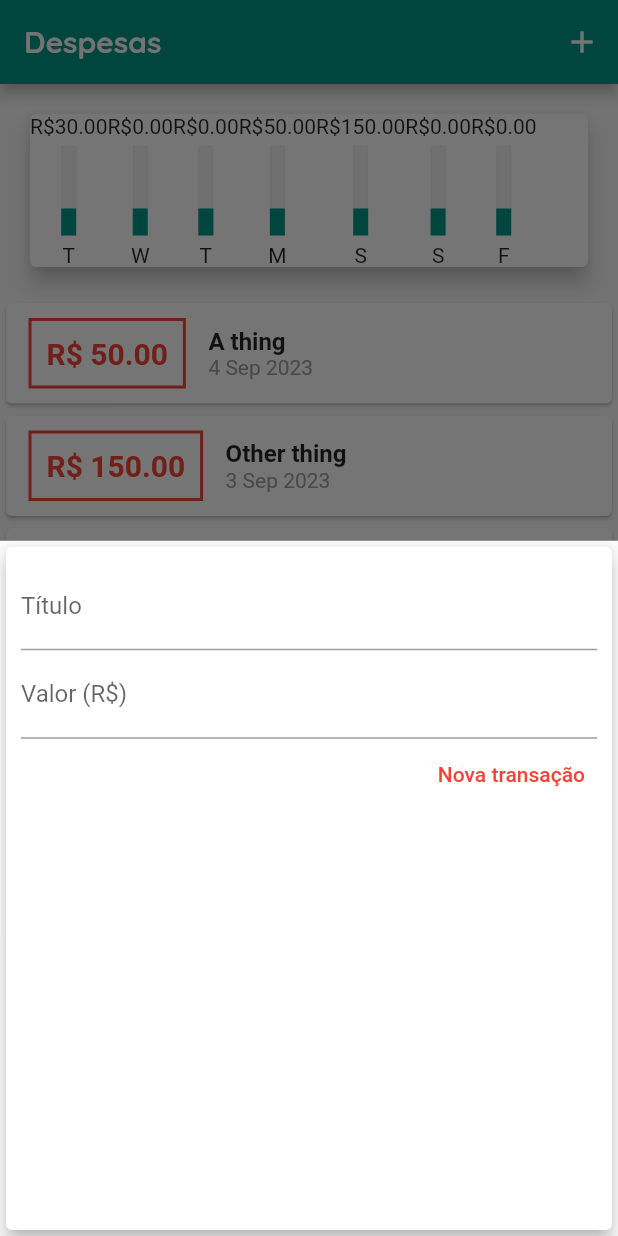
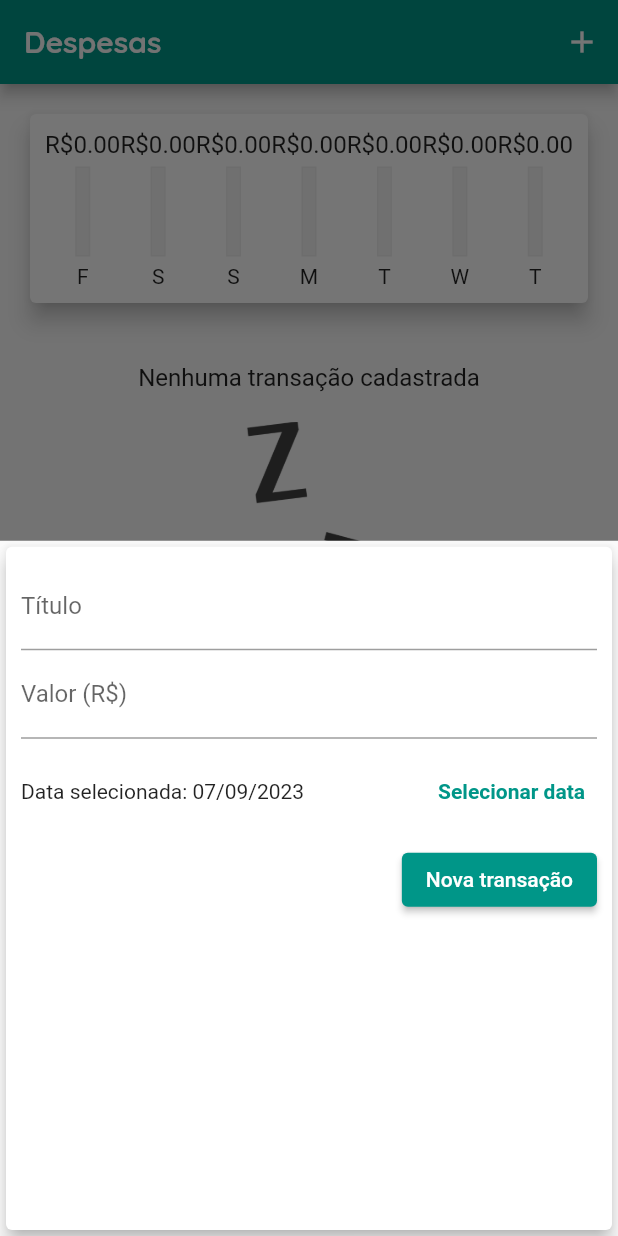
Before and after one commit to thalitagq/flutter_expenses_app, a Flutter app: the screen it shows after launch, after a tap on the "add" icon, on a phone screen of 412 x 824 dp. Run offline on Flutter 3.47's test engine with Material 2 defaults, Android fonts, the phone set to English and light mode, and no system bars; missing offline and left inert: dart:js_util.

Commit message:
finish app

```diff
--- a/lib/components/chart.dart
+++ b/lib/components/chart.dart
@@ -1,8 +1,6 @@
 import 'dart:js_util';
 
 import 'package:flutter/material.dart';
-import 'package:flutter/src/widgets/framework.dart';
-import 'package:flutter/src/widgets/placeholder.dart';
 import 'package:helloworld/components/chart_bar.dart';
 import 'package:helloworld/transaction.dart';
 import 'package:intl/intl.dart';
@@ -29,6 +27,12 @@ class Chart extends StatelessWidget {
       }
 
       return {'day': DateFormat.E().format(weekDay)[0], 'value': totalSum};
+    }).reversed.toList();
+  }
+
+  double get _weekTotalValue {
+    return groupedTransactions.fold(0.0, (accumulator, currentElement) {
+      return accumulator + (currentElement['value'] as double);
     });
   }
 
@@ -36,14 +40,23 @@ class Chart extends StatelessWidget {
   Widget build(BuildContext context) {
     return Card(
       elevation: 6,
-      margin: EdgeInsets.all(20),
-      child: Row(
-          children: groupedTransactions.map((transaction) {
-        return ChartBar(
-            label: transaction['day'] as String,
-            percentage: 0.3,
-            value: transaction['value'] as double);
-      }).toList()),
+      margin: const EdgeInsets.all(20),
+      child: Padding(
+        padding: const EdgeInsets.all(10),
+        child: Row(
+            mainAxisAlignment: MainAxisAlignment.spaceAround,
+            children: groupedTransactions.map((transaction) {
+              return Flexible(
+                fit: FlexFit.tight,
+                child: ChartBar(
+                    label: transaction['day'] as String,
+                    percentage: _weekTotalValue == 0
+                        ? 0.0
+                        : (transaction['value'] as double) / _weekTotalValue,
+                    value: transaction['value'] as double),
+              );
+            }).toList()),
+      ),
     );
   }
 }
--- a/lib/components/chart_bar.dart
+++ b/lib/components/chart_bar.dart
@@ -14,7 +14,9 @@ class ChartBar extends StatelessWidget {
   Widget build(BuildContext context) {
     return Column(
       children: [
-        Text('R\$${value.toStringAsFixed(2)}'),
+        SizedBox(
+            height: 20,
+            child: FittedBox(child: Text('R\$${value.toStringAsFixed(2)}'))),
         const SizedBox(height: 5),
         SizedBox(
           height: 60,
--- a/lib/components/transaction_form.dart
+++ b/lib/components/transaction_form.dart
@@ -1,9 +1,8 @@
 import 'package:flutter/material.dart';
-import 'package:flutter/src/widgets/framework.dart';
-import 'package:flutter/src/widgets/placeholder.dart';
+import 'package:intl/intl.dart';
 
 class TransactionForm extends StatefulWidget {
-  final void Function(String, double) onSubmit;
+  final void Function(String, double, DateTime) onSubmit;
 
   // ignore: use_key_in_widget_constructors
   const TransactionForm(this.onSubmit);
@@ -13,19 +12,35 @@ class TransactionForm extends StatefulWidget {
 }
 
 class _TransactionFormState extends State<TransactionForm> {
-  final titleController = TextEditingController();
-
-  final valueController = TextEditingController();
+  final _titleController = TextEditingController();
+  final _valueController = TextEditingController();
+  DateTime _selectedDate = DateTime.now();
 
   _submitForm() {
-    final title = titleController.text;
-    final value = double.tryParse(valueController.text) ?? 0.0;
+    final title = _titleController.text;
+    final value = double.tryParse(_valueController.text) ?? 0.0;
 
-    if (title.isEmpty || value <= 0) {
+    if (title.isEmpty || value <= 0 || _selectedDate == null) {
       return;
     }
 
-    widget.onSubmit(title, value);
+    widget.onSubmit(title, value, _selectedDate);
+  }
+
+  _showDatePicker() {
+    showDatePicker(
+            context: context,
+            initialDate: DateTime.now(),
+            firstDate: DateTime(2019),
+            lastDate: DateTime.now())
+        .then((pickedDate) {
+      if (pickedDate == null) {
+        return;
+      }
+      setState(() {
+        _selectedDate = pickedDate;
+      });
+    });
   }
 
   @override
@@ -36,26 +51,48 @@ class _TransactionFormState extends State<TransactionForm> {
         padding: const EdgeInsets.all(10),
         child: Column(children: [
           TextField(
-            controller: titleController,
+            controller: _titleController,
             decoration: const InputDecoration(labelText: "Título"),
             onSubmitted: (_) => _submitForm(),
           ),
           TextField(
-            controller: valueController,
+            controller: _valueController,
             keyboardType: const TextInputType.numberWithOptions(decimal: true),
             decoration: const InputDecoration(labelText: "Valor (R\$)"),
             onSubmitted: (_) => _submitForm(),
           ),
+          Container(
+            height: 70,
+            child: Row(
+              children: [
+                Expanded(
+                  child: Text(_selectedDate == null
+                      ? ('Nenhuma data selecionada')
+                      : 'Data selecionada: ${DateFormat('dd/MM/y').format(_selectedDate)}'),
+                ),
+                TextButton(
+                    onPressed: _showDatePicker,
+                    child: Text(
+                      'Selecionar data',
+                      style: TextStyle(
+                          fontWeight: FontWeight.bold,
+                          color: Theme.of(context).colorScheme.primary),
+                    ))
+              ],
+            ),
+          ),
           Row(
             mainAxisAlignment: MainAxisAlignment.end,
             children: [
-              TextButton(
+              ElevatedButton(
                   onPressed: _submitForm,
+                  style: ButtonStyle(
+                      backgroundColor: MaterialStateProperty.all(
+                          Theme.of(context).colorScheme.primary)),
                   child: const Text(
                     'Nova transação',
-                    style: TextStyle(color: Colors.red),
-                  )
-                ),
+                    style: TextStyle(color: Colors.white),
+                  )),
             ],
           )
         ]),
--- a/lib/components/transaction_list.dart
+++ b/lib/components/transaction_list.dart
@@ -1,19 +1,18 @@
 import 'package:flutter/material.dart';
-import 'package:flutter/src/widgets/framework.dart';
-import 'package:flutter/src/widgets/placeholder.dart';
 import 'package:helloworld/transaction.dart';
 import 'package:intl/intl.dart';
 
 class TransactionList extends StatelessWidget {
   final List<Transaction> transactions;
+  final Function(String) onRemove;
 
   // ignore: use_key_in_widget_constructors
-  const TransactionList(this.transactions);
+  const TransactionList(this.transactions, this.onRemove);
 
   @override
   Widget build(BuildContext context) {
-    return SizedBox(
-      height: 300,
+    return Container(
+      height: 400,
       child: transactions.isEmpty
           ? Column(children: [
               SizedBox(height: 20),
@@ -35,35 +34,32 @@ class TransactionList extends StatelessWidget {
               itemBuilder: (ctx, index) {
                 final transaction = transactions[index];
                 return Card(
-                    child: Row(children: [
-                  Container(
-                    margin: const EdgeInsets.symmetric(
-                        horizontal: 15, vertical: 10),
-                    decoration: BoxDecoration(
-                        border: Border.all(color: Colors.red, width: 2)),
-                    padding: const EdgeInsets.all(10),
-                    child: Text(
-                      "R\$ ${transaction.value.toStringAsFixed(2)}",
-                      style: const TextStyle(
-                          color: Colors.red,
-                          fontSize: 20,
-                          fontWeight: FontWeight.bold),
+                  elevation: 3,
+                  margin:
+                      const EdgeInsets.symmetric(vertical: 8, horizontal: 5),
+                  child: ListTile(
+                    leading: CircleAvatar(
+                        backgroundColor: Theme.of(context).colorScheme.primary,
+                        child: Padding(
+                          padding: const EdgeInsets.all(5),
+                          child:
+                              FittedBox(child: Text('R\$${transaction.value}')),
+                        )),
+                    title: Text(
+                      transaction.title,
+                      style: Theme.of(context).textTheme.headline6,
+                    ),
+                    subtitle:
+                        Text(DateFormat('d MMM y').format(transaction.date)),
+                    trailing: IconButton(
+                      icon: Icon(Icons.delete),
+                      color: Theme.of(context).colorScheme.error,
+                      onPressed: () {
+                        onRemove(transaction.id);
+                      },
                     ),
                   ),
-                  Column(
-                      crossAxisAlignment: CrossAxisAlignment.start,
-                      children: [
-                        Text(
-                          transaction.title,
-                          style: const TextStyle(
-                              fontSize: 16, fontWeight: FontWeight.bold),
-                        ),
-                        Text(
-                          DateFormat('d MMM y').format(transaction.date),
-                          style: TextStyle(color: Colors.grey[500]),
-                        )
-                      ])
-                ]));
+                );
               }),
     );
   }
--- a/lib/main.dart
+++ b/lib/main.dart
@@ -23,11 +23,11 @@ class ExpensesApp extends StatelessWidget {
         ),
         textTheme: tema.textTheme.copyWith(
           // ignore: deprecated_member_use
-          headline6: const TextStyle(
+          headline6: TextStyle(
             fontFamily: 'OpenSans',
             fontSize: 18,
             fontWeight: FontWeight.bold,
-            color: Colors.black,
+            color: Colors.grey.shade700,
           ),
         ),
         appBarTheme: AppBarTheme(
@@ -49,25 +49,7 @@ class MyHomePage extends StatefulWidget {
 }
 
 class _MyHomePageState extends State<MyHomePage> {
-  final List<Transaction> _transactions = [
-    Transaction(
-        id: 't1',
-        title: "A thing",
-        value: 50.00,
-        date: DateTime.now().subtract(Duration(days: 3))),
-    Transaction(
-        id: 't2',
-        title: "Other thing",
-        value: 150.00,
-        date: DateTime.now().subtract(Duration(days: 4))),
-    Transaction(
-        id: 't3',
-        title: "Another thing",
-        value: 350.00,
-        date: DateTime.now().subtract(Duration(days: 40))),
-    Transaction(
-        id: 't4', title: "Another thing", value: 30.00, date: DateTime.now()),
-  ];
+  final List<Transaction> _transactions = [];
 
   List<Transaction> get _recentTransactions {
     return _transactions
@@ -84,18 +66,24 @@ class _MyHomePageState extends State<MyHomePage> {
         });
   }
 
-  _addTransaction(String title, double value) {
+  _addTransaction(String title, double value, DateTime date) {
     final newTransaction = Transaction(
         id: Random().nextDouble().toString(),
         title: title,
         value: value,
-        date: DateTime.now());
+        date: date);
 
     setState(() {
       _transactions.add(newTransaction);
     });
 
     Navigator.of(context).pop();
+  }
+
+  _deleteTransaction(String id) {
+    setState(() {
+      _transactions.removeWhere((transaction) => transaction.id == id);
+    });
   }
 
   @override
@@ -109,16 +97,15 @@ class _MyHomePageState extends State<MyHomePage> {
         actions: [
           IconButton(
               onPressed: () => _openTransactionFormModal(context),
-              icon: Icon(Icons.add))
+              icon: const Icon(Icons.add))
         ],
       ),
       body: SingleChildScrollView(
         child: Column(
-          mainAxisAlignment: MainAxisAlignment.start,
           crossAxisAlignment: CrossAxisAlignment.stretch,
           children: [
             Chart(_recentTransactions),
-            TransactionList(_transactions),
+            TransactionList(_transactions, _deleteTransaction),
           ],
         ),
       ),
```
